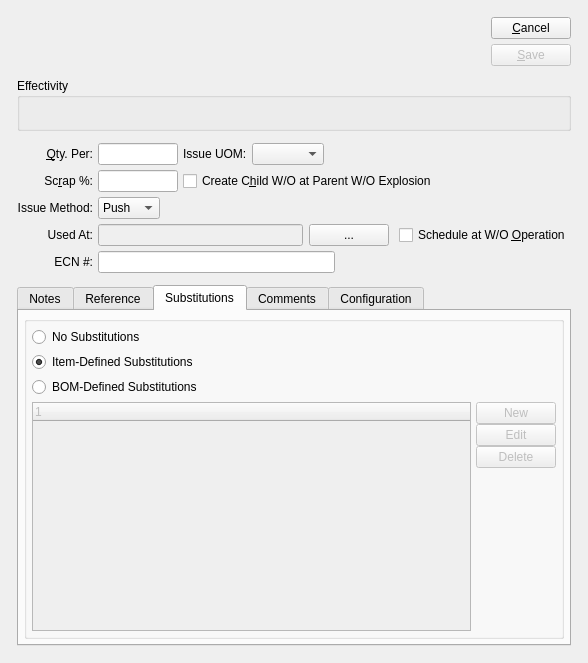
The window that xtuple/trunk/guiclient/bomItem.ui (WooodHead/xtuple) describes before a commit, drawn with Qt 5.
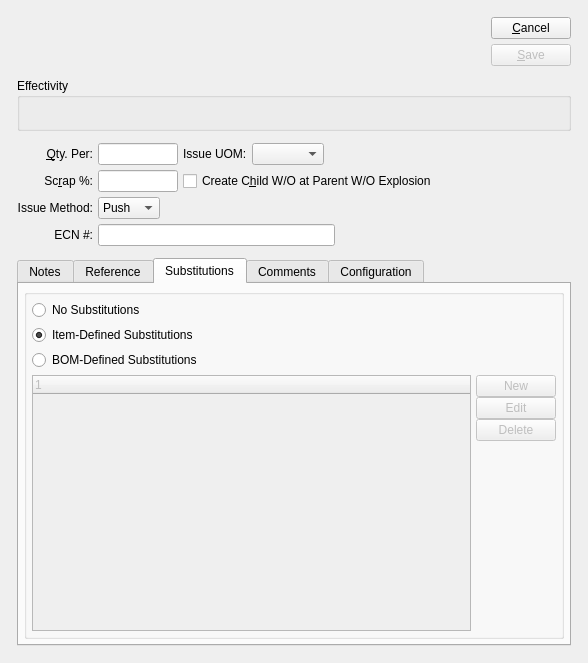
The same window after the commit. The open tabs and pages were chosen to show the change. Custom widgets are drawn as their Qt base class.

Commit message: Moved xtmfg specific code to the xtmfg package. Issue #8333.

What changed in the file:
```diff
--- a/xtuple/trunk/guiclient/bomItem.ui
+++ b/xtuple/trunk/guiclient/bomItem.ui
@@ -340,73 +340,9 @@
          </item>
         </layout>
        </item>
-       <item row="3" column="0" >
-        <widget class="QLabel" name="_usedAtLit" >
-         <property name="text" >
-          <string>Used At:</string>
-         </property>
-         <property name="alignment" >
-          <set>Qt::AlignRight|Qt::AlignTrailing|Qt::AlignVCenter</set>
-         </property>
-         <property name="buddy" >
-          <cstring>_usedAt</cstring>
-         </property>
-        </widget>
-       </item>
-       <item row="3" column="1" >
-        <layout class="QHBoxLayout" >
-         <property name="spacing" >
-          <number>0</number>
-         </property>
-         <item>
-          <layout class="QHBoxLayout" >
-           <property name="spacing" >
-            <number>6</number>
-           </property>
-           <item>
-            <widget class="XLineEdit" name="_usedAt" >
-             <property name="enabled" >
-              <bool>false</bool>
-             </property>
-            </widget>
-           </item>
-           <item>
-            <widget class="QPushButton" name="_booitemList" >
-             <property name="text" >
-              <string>...</string>
-             </property>
-            </widget>
-           </item>
-          </layout>
-         </item>
-         <item>
-          <spacer>
-           <property name="orientation" >
-            <enum>Qt::Horizontal</enum>
-           </property>
-           <property name="sizeType" >
-            <enum>QSizePolicy::Fixed</enum>
-           </property>
-           <property name="sizeHint" stdset="0" >
-            <size>
-             <width>10</width>
-             <height>0</height>
-            </size>
-           </property>
-          </spacer>
-         </item>
-         <item>
-          <widget class="QCheckBox" name="_scheduleAtWooper" >
-           <property name="text" >
-            <string>Schedule at W/O &amp;Operation</string>
-           </property>
-          </widget>
-         </item>
-        </layout>
-       </item>
-       <item row="4" column="0" >
-        <widget class="QLabel" name="_ecnNumLit" >
-         <property name="text" >
+       <item row="3" column="0">
+        <widget class="QLabel" name="_ecnNumLit">
+         <property name="text">
           <string>ECN #:</string>
          </property>
          <property name="alignment" >
@@ -417,20 +353,20 @@
          </property>
         </widget>
        </item>
-       <item row="4" column="1" >
-        <layout class="QHBoxLayout" >
+       <item row="3" column="1">
+        <layout class="QHBoxLayout">
          <item>
-          <widget class="XLineEdit" name="_ecn" />
+          <widget class="XLineEdit" name="_ecn"/>
          </item>
          <item>
           <spacer>
-           <property name="orientation" >
+           <property name="orientation">
             <enum>Qt::Horizontal</enum>
            </property>
-           <property name="sizeType" >
+           <property name="sizeType">
             <enum>QSizePolicy::Expanding</enum>
            </property>
-           <property name="sizeHint" stdset="0" >
+           <property name="sizeHint" stdset="0">
             <size>
              <width>20</width>
              <height>20</height>
@@ -484,29 +420,29 @@
         <attribute name="title" >
          <string>Substitutions</string>
         </attribute>
-        <layout class="QVBoxLayout" >
-         <property name="spacing" >
+        <layout class="QVBoxLayout">
+         <property name="spacing">
           <number>0</number>
          </property>
-         <property name="margin" >
+         <property name="margin">
           <number>5</number>
          </property>
          <item>
-          <widget class="QGroupBox" name="_substituteGroup" >
-           <property name="title" >
+          <widget class="QGroupBox" name="_substituteGroup">
+           <property name="title">
             <string/>
            </property>
-           <layout class="QGridLayout" >
-            <item row="0" column="0" >
-             <widget class="QRadioButton" name="_noSubstitutes" >
-              <property name="text" >
+           <layout class="QGridLayout">
+            <item row="0" column="0">
+             <widget class="QRadioButton" name="_noSubstitutes">
+              <property name="text">
                <string>No Substitutions</string>
               </property>
              </widget>
             </item>
-            <item row="1" column="0" >
-             <widget class="QRadioButton" name="_itemDefinedSubstitutes" >
-              <property name="text" >
+            <item row="1" column="0">
+             <widget class="QRadioButton" name="_itemDefinedSubstitutes">
+              <property name="text">
                <string>Item-Defined Substitutions</string>
               </property>
               <property name="checked" >
@@ -514,33 +450,33 @@
               </property>
              </widget>
             </item>
-            <item row="2" column="0" >
-             <widget class="QRadioButton" name="_bomDefinedSubstitutes" >
-              <property name="text" >
+            <item row="2" column="0">
+             <widget class="QRadioButton" name="_bomDefinedSubstitutes">
+              <property name="text">
                <string>BOM-Defined Substitutions</string>
               </property>
              </widget>
             </item>
-            <item row="3" column="0" >
-             <layout class="QHBoxLayout" >
-              <property name="spacing" >
+            <item row="3" column="0">
+             <layout class="QHBoxLayout">
+              <property name="spacing">
                <number>5</number>
               </property>
               <item>
-               <widget class="XTreeWidget" name="_bomitemsub" >
-                <property name="enabled" >
+               <widget class="XTreeWidget" name="_bomitemsub">
+                <property name="enabled">
                  <bool>false</bool>
                 </property>
                </widget>
               </item>
               <item>
-               <layout class="QVBoxLayout" >
-                <property name="spacing" >
+               <layout class="QVBoxLayout">
+                <property name="spacing">
                  <number>0</number>
                 </property>
                 <item>
-                 <widget class="QPushButton" name="_newSubstitution" >
-                  <property name="enabled" >
+                 <widget class="QPushButton" name="_newSubstitution">
+                  <property name="enabled">
                    <bool>false</bool>
                   </property>
                   <property name="text" >
@@ -549,8 +485,8 @@
                  </widget>
                 </item>
                 <item>
-                 <widget class="QPushButton" name="_editSubstitution" >
-                  <property name="enabled" >
+                 <widget class="QPushButton" name="_editSubstitution">
+                  <property name="enabled">
                    <bool>false</bool>
                   </property>
                   <property name="text" >
@@ -559,8 +495,8 @@
                  </widget>
                 </item>
                 <item>
-                 <widget class="QPushButton" name="_deleteSubstitution" >
-                  <property name="enabled" >
+                 <widget class="QPushButton" name="_deleteSubstitution">
+                  <property name="enabled">
                    <bool>false</bool>
                   </property>
                   <property name="text" >
@@ -570,13 +506,13 @@
                 </item>
                 <item>
                  <spacer>
-                  <property name="orientation" >
+                  <property name="orientation">
                    <enum>Qt::Vertical</enum>
                   </property>
-                  <property name="sizeType" >
+                  <property name="sizeType">
                    <enum>QSizePolicy::Expanding</enum>
                   </property>
-                  <property name="sizeHint" stdset="0" >
+                  <property name="sizeHint" stdset="0">
                    <size>
                     <width>16</width>
                     <height>16</height>
@@ -695,7 +631,7 @@
    </item>
   </layout>
  </widget>
- <layoutdefault spacing="5" margin="5" />
+ <layoutdefault spacing="5" margin="5"/>
  <pixmapfunction>qPixmapFromMimeSource</pixmapfunction>
  <customwidgets>
   <customwidget>
```
Left out of the diff: 343 changed lines with no effect on the pictures. The commit also changes 2 other files.
